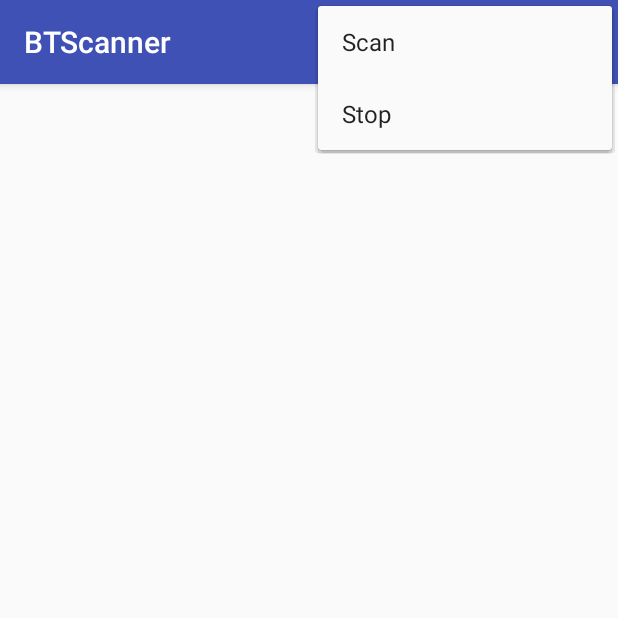
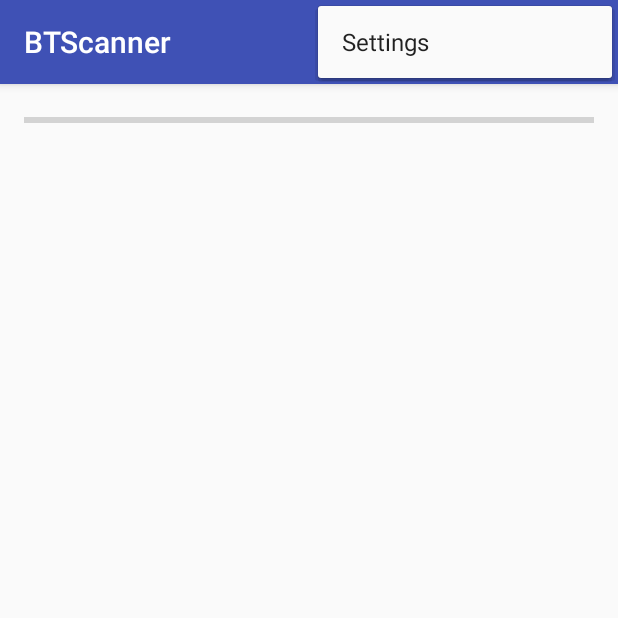
Before and after one commit to Licht-T/BTScanner, an Android app: the screen it shows after launch (MainActivity), with the options menu open, on a phone screen of 412 x 824 dp, the top half of it. Run offline under Robolectric (Android 15) with nearby library versions, the phone set to English and light mode, and no system bars.

Commit message:
UI improvements
Progress bar
Scan/Stop menu items now appear on action bar

```diff
--- a/app/src/main/java/jp/ac/titech/itpro/sdl/btscanner/MainActivity.java
+++ b/app/src/main/java/jp/ac/titech/itpro/sdl/btscanner/MainActivity.java
@@ -22,6 +22,7 @@ import android.view.View;
 import android.view.ViewGroup;
 import android.widget.ArrayAdapter;
 import android.widget.ListView;
+import android.widget.ProgressBar;
 import android.widget.TextView;
 import android.widget.Toast;
 
@@ -31,6 +32,8 @@ import java.util.ArrayList;
 public class MainActivity extends AppCompatActivity {
 
     private final static String TAG = "MainActivity";
+
+    private ProgressBar scanProgress;
 
     private ArrayList<BluetoothDevice> devList = null;
     private ArrayAdapter<BluetoothDevice> devListAdapter;
@@ -52,6 +55,8 @@ public class MainActivity extends AppCompatActivity {
         super.onCreate(savedInstanceState);
         Log.d(TAG, "onCreate");
         setContentView(R.layout.activity_main);
+
+        scanProgress = (ProgressBar)findViewById(R.id.scan_progress);
 
         if (savedInstanceState != null)
             devList = savedInstanceState.getParcelableArrayList(KEY_DEVLIST);
@@ -97,8 +102,12 @@ public class MainActivity extends AppCompatActivity {
                     devListAdapter.notifyDataSetChanged();
                     break;
                 case BluetoothAdapter.ACTION_DISCOVERY_STARTED:
+                    scanProgress.setIndeterminate(true);
+                    invalidateOptionsMenu();
                     break;
                 case BluetoothAdapter.ACTION_DISCOVERY_FINISHED:
+                    scanProgress.setIndeterminate(false);
+                    invalidateOptionsMenu();
                     break;
                 }
             }
@@ -162,6 +171,14 @@ public class MainActivity extends AppCompatActivity {
     public boolean onCreateOptionsMenu(Menu menu) {
         Log.d(TAG, "onCreateOptionsMenu");
         getMenuInflater().inflate(R.menu.main, menu);
+        if (btAdapter != null && btAdapter.isDiscovering()) {
+            menu.findItem(R.id.menu_scan).setVisible(false);
+            menu.findItem(R.id.menu_stop).setVisible(true);
+        }
+        else {
+            menu.findItem(R.id.menu_scan).setVisible(true);
+            menu.findItem(R.id.menu_stop).setVisible(false);
+        }
         return true;
     }
 
--- a/app/src/main/res/layout/activity_main.xml
+++ b/app/src/main/res/layout/activity_main.xml
@@ -1,18 +1,25 @@
 <?xml version="1.0" encoding="utf-8"?>
-<RelativeLayout
+<LinearLayout
     xmlns:android="http://schemas.android.com/apk/res/android"
     xmlns:tools="http://schemas.android.com/tools"
     android:layout_width="match_parent"
     android:layout_height="match_parent"
+    android:orientation="vertical"
     android:paddingBottom="@dimen/activity_vertical_margin"
     android:paddingLeft="@dimen/activity_horizontal_margin"
     android:paddingRight="@dimen/activity_horizontal_margin"
     android:paddingTop="@dimen/activity_vertical_margin"
     tools:context="jp.ac.titech.itpro.sdl.btscanner.MainActivity">
 
+    <ProgressBar
+        android:id="@+id/scan_progress"
+        style="?android:attr/progressBarStyleHorizontal"
+        android:layout_width="match_parent"
+        android:layout_height="wrap_content"/>
     <ListView
         android:id="@+id/dev_list"
         android:layout_width="match_parent"
-        android:layout_height="match_parent" />
+        android:layout_height="0dp"
+        android:layout_weight="1"/>
 
-</RelativeLayout>
+</LinearLayout>
--- a/app/src/main/res/menu/main.xml
+++ b/app/src/main/res/menu/main.xml
@@ -1,11 +1,18 @@
 <?xml version="1.0" encoding="utf-8"?>
-<menu xmlns:android="http://schemas.android.com/apk/res/android">
+<menu xmlns:android="http://schemas.android.com/apk/res/android"
+      xmlns:app="http://schemas.android.com/apk/res-auto">
     <item
         android:id="@+id/menu_scan"
         android:orderInCategory="100"
-        android:title="@string/menu_scan"/>
+        android:title="@string/menu_scan"
+        app:showAsAction="ifRoom|withText"/>
     <item
         android:id="@+id/menu_stop"
         android:orderInCategory="101"
-        android:title="@string/menu_stop" />
+        android:title="@string/menu_stop"
+        app:showAsAction="ifRoom|withText"/>
+    <item
+        android:id="@+id/menu_settings"
+        android:orderInCategory="102"
+        android:title="@string/menu_settings" />
 </menu>
--- a/app/src/main/res/values/strings.xml
+++ b/app/src/main/res/values/strings.xml
@@ -3,6 +3,7 @@
 
     <string name="menu_scan">Scan</string>
     <string name="menu_stop">Stop</string>
+    <string name="menu_settings">Settings</string>
 
     <string name="format_dev_name">%1$s %2$s</string>
     <string name="toast_bt_is_not_available">Bluetooth is not available</string>
```
